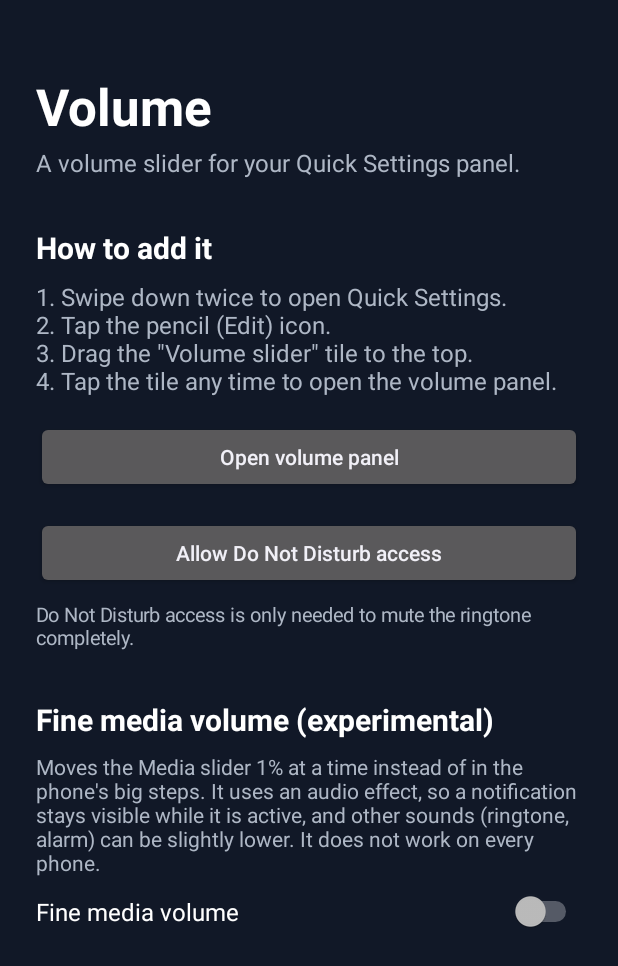
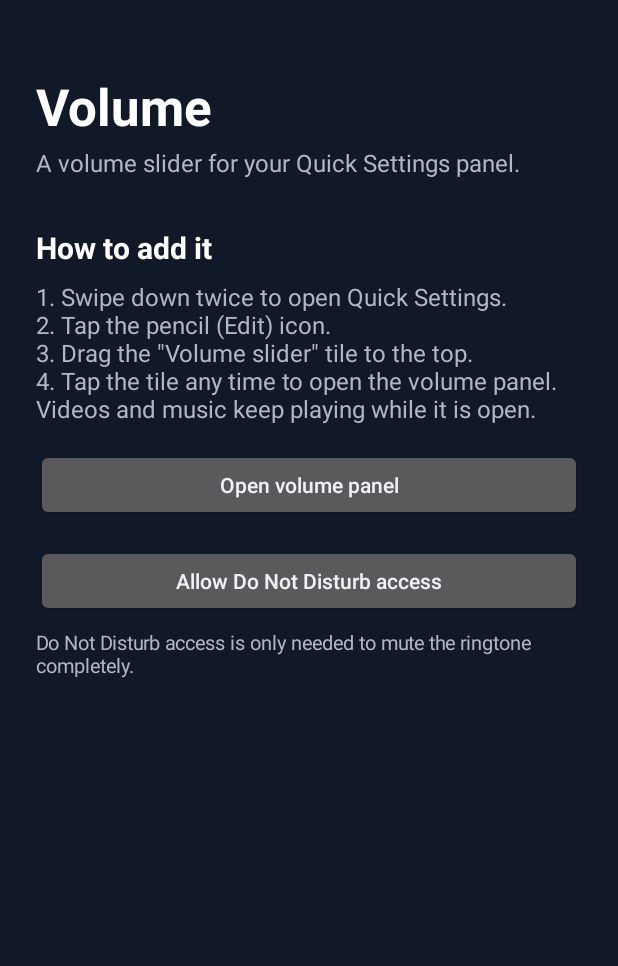
Before and after one commit to shahidabdulmd1962-stack/VolumeSlider, an Android app: the screen it shows after launch (MainActivity), on a phone screen of 412 x 824 dp. Shown: the top 966 px of the screen. Run offline under Robolectric (Android 15) with nearby library versions, the phone set to English and light mode, and no system bars.

Commit message:
Update MainActivity.kt

```diff
--- a/app/src/main/java/com/volumeslider/app/MainActivity.kt
+++ b/app/src/main/java/com/volumeslider/app/MainActivity.kt
@@ -1,22 +1,17 @@
 package com.volumeslider.app
 
-import android.Manifest
 import android.app.Activity
 import android.content.Intent
-import android.content.pm.PackageManager
 import android.graphics.Color
 import android.graphics.Typeface
-import android.os.Build
 import android.os.Bundle
 import android.provider.Settings
 import android.widget.Button
 import android.widget.LinearLayout
 import android.widget.ScrollView
-import android.widget.Switch
 import android.widget.TextView
-import android.widget.Toast
 
-/** Launcher screen: shows how to add the tile, lets you test the panel and turn on fine volume. */
+/** Launcher screen: shows how to add the tile and lets you test the panel. */
 class MainActivity : Activity() {
 
     private val grey = 0xFFAEB7C5.toInt()
@@ -36,7 +31,8 @@ class MainActivity : Activity() {
                 "1. Swipe down twice to open Quick Settings.\n" +
                     "2. Tap the pencil (Edit) icon.\n" +
                     "3. Drag the \"Volume slider\" tile to the top.\n" +
-                    "4. Tap the tile any time to open the volume panel.",
+                    "4. Tap the tile any time to open the volume panel. " +
+                    "Videos and music keep playing while it is open.",
                 16f, grey, top = 8
             )
         )
@@ -51,49 +47,10 @@ class MainActivity : Activity() {
             text("Do Not Disturb access is only needed to mute the ringtone completely.", 13f, grey, top = 8)
         )
 
-        column.addView(text("Fine media volume (experimental)", 20f, Color.WHITE, bold = true, top = 32))
-        column.addView(
-            text(
-                "Moves the Media slider 1% at a time instead of in the phone's big steps. " +
-                    "It uses an audio effect, so a notification stays visible while it is active, " +
-                    "and other sounds (ringtone, alarm) can be slightly lower. " +
-                    "It does not work on every phone.",
-                14f, grey, top = 8
-            )
-        )
-        column.addView(fineSwitch())
-
         val scroll = ScrollView(this)
         scroll.setBackgroundColor(0xFF111827.toInt())
         scroll.addView(column)
         setContentView(scroll)
-    }
-
-    private fun fineSwitch(): Switch {
-        val sw = Switch(this)
-        sw.text = "Fine media volume"
-        sw.textSize = 16f
-        sw.setTextColor(Color.WHITE)
-        sw.setPadding(0, dp(12), 0, dp(12))
-        sw.isChecked = FineVolume.isEnabled(this)
-        sw.setOnCheckedChangeListener { button, checked ->
-            if (checked && !FineVolume.isSupported()) {
-                Toast.makeText(this, "This phone does not allow fine volume control", Toast.LENGTH_LONG).show()
-                button.isChecked = false
-            } else {
-                FineVolume.setEnabled(this, checked)
-                if (checked) askNotificationPermission()
-            }
-        }
-        return sw
-    }
-
-    private fun askNotificationPermission() {
-        if (Build.VERSION.SDK_INT >= Build.VERSION_CODES.TIRAMISU &&
-            checkSelfPermission(Manifest.permission.POST_NOTIFICATIONS) != PackageManager.PERMISSION_GRANTED
-        ) {
-            requestPermissions(arrayOf(Manifest.permission.POST_NOTIFICATIONS), 1)
-        }
     }
 
     private fun text(s: String, size: Float, color: Int, bold: Boolean = false, top: Int = 0): TextView {
```
